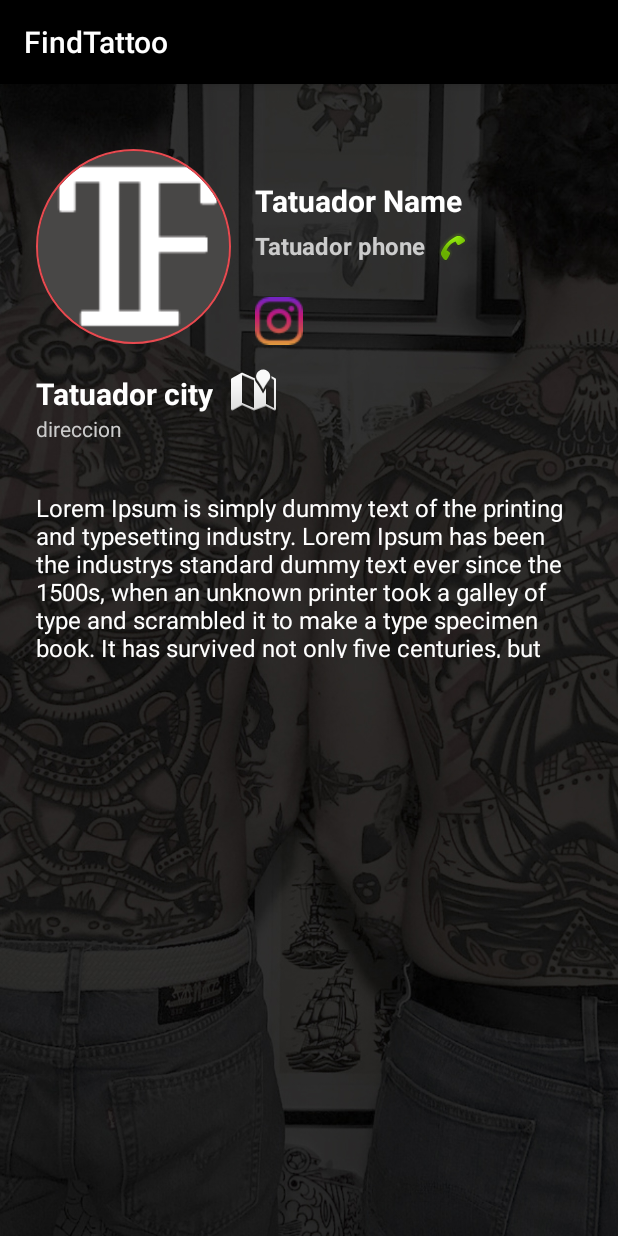
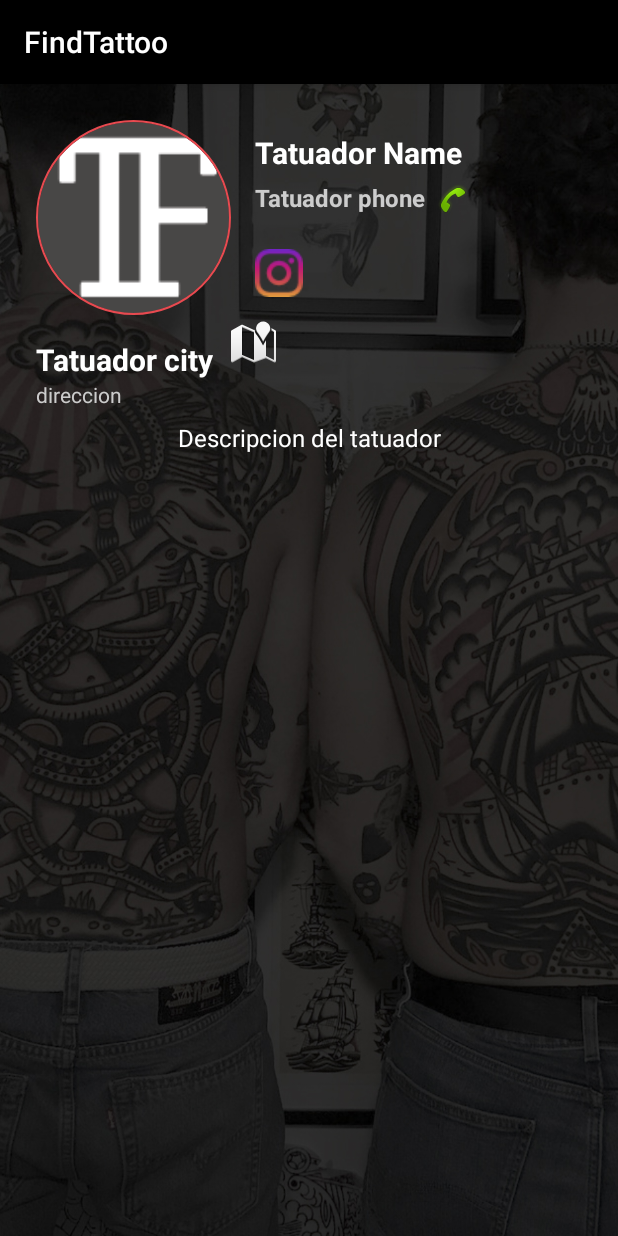
Before and after one commit to BrylliantTV/FindTattoo, an Android app: the TatuadorActivity screen opened directly, with no data from a screen before it, on a phone screen of 412 x 824 dp. Run offline under Robolectric (Android 15) with nearby library versions, the phone set to English and light mode, and no system bars; our stand-ins replace CircleImageView, Firebase (no records; nobody signed in at launch, a user with empty details on screens opened directly).

Commit message:
Subo los cambios antes de irme a dormir.

```diff
--- a/app/build.gradle
+++ b/app/build.gradle
@@ -44,7 +44,7 @@ dependencies {
     implementation 'androidx.cardview:cardview:1.0.0'
     implementation 'com.github.bumptech.glide:glide:4.12.0'
     implementation 'de.hdodenhof:circleimageview:3.1.0'
-
+    implementation 'com.makeramen:roundedimageview:2.3.0'
     implementation 'com.firebaseui:firebase-ui-auth:7.1.1'
     implementation 'com.google.firebase:firebase-auth:21.0.0'
     implementation 'com.google.firebase:firebase-firestore:23.0.0'
@@ -52,6 +52,8 @@ dependencies {
     implementation 'com.google.android.gms:play-services-auth:19.0.0'
     implementation 'com.facebook.android:facebook-android-sdk:4.42.0'
     implementation 'org.jetbrains:annotations:15.0'
+    implementation 'com.squareup.picasso:picasso:2.5.2'
+
 
     // FirebaseUI for Cloud Firestore
     implementation 'com.firebaseui:firebase-ui-firestore:7.1.1'
--- a/app/src/main/AndroidManifest.xml
+++ b/app/src/main/AndroidManifest.xml
@@ -27,7 +27,6 @@
                 <category android:name="android.intent.category.LAUNCHER" />
             </intent-filter>
         </activity>
-        <activity android:name=".ui.MainActivity" />
     </application>
 
 </manifest>
--- a/app/src/main/java/com/ochoa/bryan/findtattoo/ui/ChooseLoginActivity.java
+++ b/app/src/main/java/com/ochoa/bryan/findtattoo/ui/ChooseLoginActivity.java
@@ -3,6 +3,7 @@ package com.ochoa.bryan.findtattoo.ui;
 import androidx.appcompat.app.AppCompatActivity;
 
 import android.content.Intent;
+import android.content.pm.ActivityInfo;
 import android.os.Bundle;
 import android.view.View;
 import android.widget.Toast;
@@ -15,6 +16,7 @@ public class ChooseLoginActivity extends AppCompatActivity {
     protected void onCreate(Bundle savedInstanceState) {
         super.onCreate(savedInstanceState);
         setContentView(R.layout.activity_choose_login);
+        setRequestedOrientation(ActivityInfo.SCREEN_ORIENTATION_PORTRAIT);
     }
 
     public void loginClient(View view) {
--- a/app/src/main/res/layout/activity_tatuador.xml
+++ b/app/src/main/res/layout/activity_tatuador.xml
@@ -13,7 +13,7 @@
         android:layout_width="130dp"
         android:layout_height="130dp"
         android:layout_marginStart="24dp"
-        android:layout_marginTop="43dp"
+        android:layout_marginTop="24dp"
         android:src="@mipmap/ic_app_grey"
         app:civ_border_color="@color/Orange_app"
         app:civ_border_width="1dp"
@@ -25,7 +25,7 @@
         android:layout_width="wrap_content"
         android:layout_height="wrap_content"
         android:layout_marginStart="16dp"
-        android:layout_marginTop="64dp"
+        android:layout_marginTop="32dp"
         android:text="@string/name_tatuador"
         android:textColor="@color/white"
         android:textSize="20sp"
@@ -38,7 +38,7 @@
         android:layout_width="wrap_content"
         android:layout_height="wrap_content"
         android:layout_marginStart="24dp"
-        android:layout_marginTop="19dp"
+        android:layout_marginTop="16dp"
         android:text="@string/city_name"
         android:textColor="@color/white"
         android:textSize="20sp"
@@ -82,10 +82,11 @@
     <TextView
         android:id="@+id/tvDescripcion"
         android:layout_width="0dp"
-        android:layout_height="111dp"
+        android:layout_height="wrap_content"
         android:layout_marginStart="24dp"
-        android:layout_marginTop="32dp"
+        android:layout_marginTop="8dp"
         android:layout_marginEnd="24dp"
+        android:textAlignment="center"
         android:text="@string/lore"
         android:textColor="@color/white"
         android:textSize="16sp"
@@ -96,46 +97,55 @@
 
     <ImageView
         android:id="@+id/ivImage1"
-        android:layout_width="wrap_content"
-        android:layout_height="wrap_content"
+        android:layout_width="0dp"
+        android:layout_height="0dp"
         android:layout_marginStart="24dp"
-        android:layout_marginBottom="47dp"
+        android:layout_marginEnd="50dp"
         app:layout_constraintBottom_toTopOf="@+id/ivImage3"
+        app:layout_constraintEnd_toStartOf="@+id/ivImage2"
         app:layout_constraintStart_toStartOf="parent"
+        app:layout_constraintTop_toBottomOf="@+id/tvDescripcion"
         tools:srcCompat="@tools:sample/avatars" />
 
     <ImageView
         android:id="@+id/ivImage2"
-        android:layout_width="wrap_content"
-        android:layout_height="wrap_content"
+        android:layout_width="0dp"
+        android:layout_height="0dp"
         android:layout_marginEnd="24dp"
-        android:layout_marginBottom="47dp"
         app:layout_constraintBottom_toTopOf="@+id/ivImage4"
         app:layout_constraintEnd_toEndOf="parent"
+        app:layout_constraintStart_toEndOf="@+id/ivImage1"
+        app:layout_constraintTop_toBottomOf="@+id/tvDescripcion"
         tools:srcCompat="@tools:sample/avatars" />
 
     <ImageView
         android:id="@+id/ivImage3"
-        android:layout_width="wrap_content"
-        android:layout_height="wrap_content"
+        android:layout_width="0dp"
+        android:layout_height="0dp"
         android:layout_marginStart="24dp"
+        android:layout_marginEnd="50dp"
         android:layout_marginBottom="16dp"
         app:layout_constraintBottom_toBottomOf="parent"
+        app:layout_constraintEnd_toStartOf="@+id/ivImage4"
         app:layout_constraintStart_toStartOf="parent"
+        app:layout_constraintTop_toBottomOf="@+id/ivImage1"
         tools:srcCompat="@tools:sample/avatars" />
 
     <ImageView
         android:id="@+id/ivImage4"
-        android:layout_width="wrap_content"
-        android:layout_height="wrap_content"
+        android:layout_width="0dp"
+        android:layout_height="0dp"
         android:layout_marginEnd="24dp"
         android:layout_marginBottom="16dp"
         app:layout_constraintBottom_toBottomOf="parent"
         app:layout_constraintEnd_toEndOf="parent"
+        app:layout_constraintStart_toEndOf="@+id/ivImage3"
+        app:layout_constraintTop_toBottomOf="@+id/ivImage2"
         tools:srcCompat="@tools:sample/avatars" />
 
+
     <ImageView
-        android:id="@+id/imageView2"
+        android:id="@+id/ivLocation"
         android:layout_width="wrap_content"
         android:layout_height="wrap_content"
         android:layout_marginStart="11dp"
@@ -145,7 +155,7 @@
         app:srcCompat="@android:drawable/ic_dialog_map" />
 
     <ImageView
-        android:id="@+id/imageView3"
+        android:id="@+id/ivPhone"
         android:layout_width="wrap_content"
         android:layout_height="wrap_content"
         android:layout_marginStart="8dp"
--- a/app/src/main/res/values/strings.xml
+++ b/app/src/main/res/values/strings.xml
@@ -47,7 +47,7 @@
     <string name="ERROR_WEAK_PASSWORD_ALERT">La contraseña no es válida, debe tener al menos 6 caracteres</string>
     <string name="btn_Cancel">Cancelar</string>
     <string name="close_Session">Cerrar sesión...</string>
-    <string name="lore">Lorem Ipsum is simply dummy text of the printing and typesetting industry. Lorem Ipsum has been the industrys standard dummy text ever since the 1500s, when an unknown printer took a galley of type and scrambled it to make a type specimen book. It has survived not only five centuries, but also the leap into electronic typesetting, remaining essentially unchanged. It was popularised in the 1960s with the release of Letraset sheets containing Lorem Ipsum passages, and more recently with desktop publishing software like Aldus PageMaker including versions of Lorem Ipsum.</string>
+    <string name="lore">Descripcion del tatuador</string>
     <string name="name_tatuador">Tatuador Name</string>
     <string name="city_name">Tatuador city</string>
     <string name="tatuador_dir">direccion</string>
--- a/build.gradle
+++ b/build.gradle
@@ -5,7 +5,7 @@ buildscript {
         jcenter()
     }
     dependencies {
-        classpath 'com.android.tools.build:gradle:4.2.0'
+        classpath 'com.android.tools.build:gradle:4.2.1'
         classpath 'com.google.gms:google-services:4.3.5'
 
         // NOTE: Do not place your application dependencies here; they belong
```
Also changed, not shown: app/src/main/java/com/ochoa/bryan/findtattoo/TatuadorActivity.java (+29 -0 lines), app/src/main/java/com/ochoa/bryan/findtattoo/model/TatuadoresModel.java (+41 -1 lines), app/src/main/java/com/ochoa/bryan/findtattoo/ui/MainActivity.java (deleted, +0 -81 lines), app/src/main/res/layout/activity_main.xml (deleted, +0 -38 lines).
